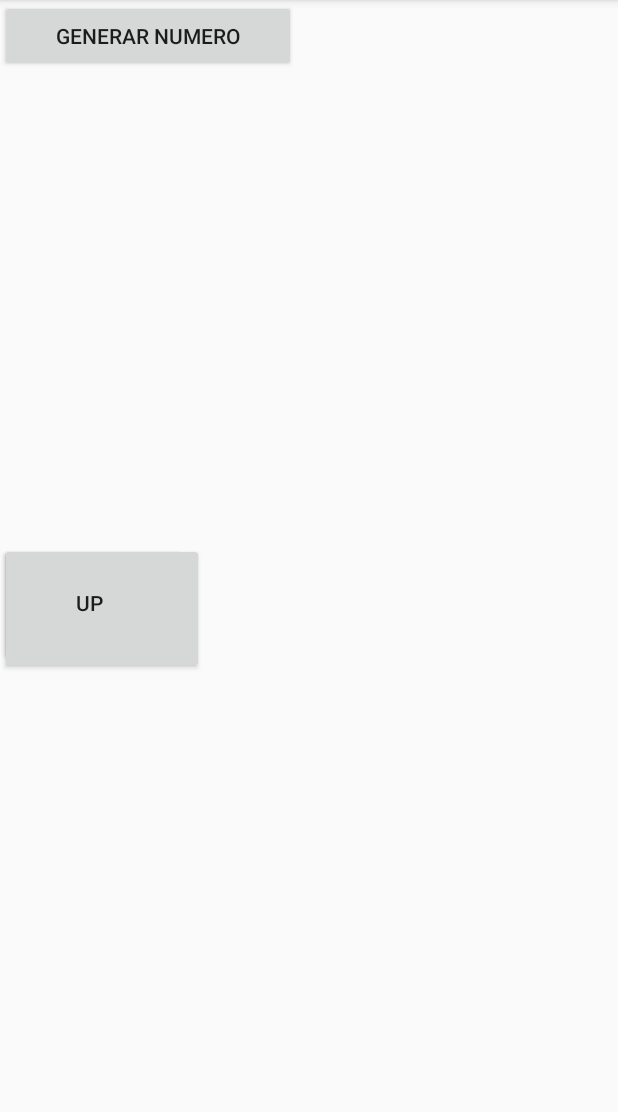
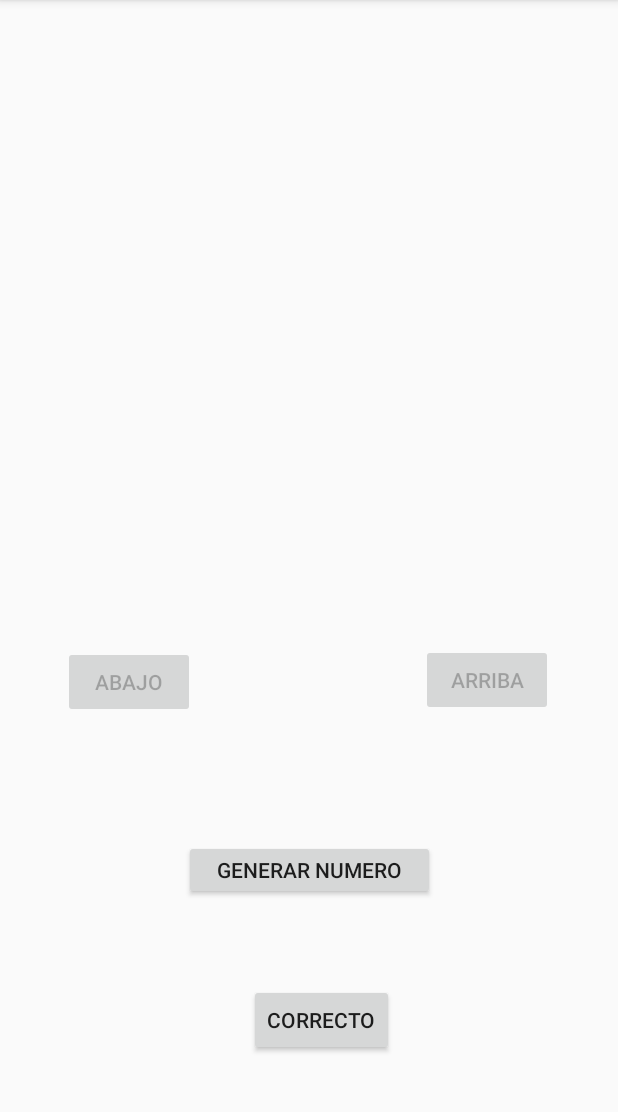
Before and after one commit to rey-echeverria7/randomNumber, an Android app: the screen it shows after launch (MainActivity), on a phone screen of 412 x 824 dp, the part 84-1196 px from its top. Run offline under Robolectric (Android 15) with nearby library versions, the phone set to English and light mode, and no system bars.

Commit message:
App "funcional" sin personalizacion

```diff
--- a/app/src/main/java/com/example/randomnumber/MainActivity.kt
+++ b/app/src/main/java/com/example/randomnumber/MainActivity.kt
@@ -10,19 +10,57 @@ class MainActivity : AppCompatActivity() {
 
     var counter: Int = 0
     var num:Int = 0
+    var auxa: Int = 100
+    var auxb: Int = 0
     override fun onCreate(savedInstanceState: Bundle?) {
         super.onCreate(savedInstanceState)
         setContentView(R.layout.activity_main)
 
         val etiqueta: TextView = findViewById(R.id.etiqueta) as TextView
         val down: Button = findViewById(R.id.down) as Button
+        down.isEnabled = false
         val up: Button = findViewById(R.id.up) as Button
+        up.isEnabled = false
         val generate: Button = findViewById(R.id.generate) as Button
 
+        val correcto:Button = findViewById(R.id.correcto)as Button
+
         generate.setOnClickListener{
-            num = Random.nextInt(0,100)
+
+                num = Random.nextInt(0,100)
+                etiqueta.setText(""+num+"")
+
+                up.isEnabled = true
+                down.isEnabled = true
+
+        }
+
+        up.setOnClickListener{
+
+            auxb = num
+
+            num = Random.nextInt(auxb,auxa)
+            etiqueta.setText(""+num+"")
+
+
+        }
+
+        down.setOnClickListener{
+            auxa = num
+
+            num = Random.nextInt(auxb,auxa)
              etiqueta.setText(""+num+"")
         }
 
+        correcto.setOnClickListener{
+            up.isEnabled=false
+            down.isEnabled = false
+            num = 0
+            etiqueta.setText("$num")
+            auxa = 100
+            auxb=0
+        }
+
+
     }
 }
--- a/app/src/main/res/layout/activity_main.xml
+++ b/app/src/main/res/layout/activity_main.xml
@@ -1,46 +1,96 @@
 <?xml version="1.0" encoding="utf-8"?>
-<androidx.constraintlayout.widget.ConstraintLayout
-    xmlns:android="http://schemas.android.com/apk/res/android"
+<androidx.constraintlayout.widget.ConstraintLayout xmlns:android="http://schemas.android.com/apk/res/android"
+    xmlns:app="http://schemas.android.com/apk/res-auto"
     xmlns:tools="http://schemas.android.com/tools"
-    xmlns:app="http://schemas.android.com/apk/res-auto"
     android:layout_width="match_parent"
     android:layout_height="match_parent"
     tools:context=".MainActivity">
 
     <TextView
-        android:id="@+id/etiqueta"
-        android:layout_width="103dp"
-        android:layout_height="64dp"
-        app:layout_constraintBottom_toBottomOf="parent"
-        app:layout_constraintLeft_toLeftOf="parent"
-        app:layout_constraintRight_toRightOf="parent"
-        app:layout_constraintTop_toTopOf="parent"
-        app:layout_constraintVertical_bias="0.338" />
+        android:id="@+id/aux2"
+        android:layout_width="wrap_content"
+        android:layout_height="wrap_content"
+        tools:layout_editor_absoluteX="310dp"
+        tools:layout_editor_absoluteY="291dp" />
+
+    <androidx.constraintlayout.widget.Guideline
+        android:id="@+id/guideline"
+        android:layout_width="wrap_content"
+        android:layout_height="wrap_content"
+        android:orientation="vertical"
+        app:layout_constraintGuide_begin="215dp" />
+
+    <androidx.constraintlayout.widget.Guideline
+        android:id="@+id/guideline2"
+        android:layout_width="wrap_content"
+        android:layout_height="wrap_content"
+        android:orientation="horizontal"
+        app:layout_constraintGuide_begin="365dp" />
 
     <Button
         android:id="@+id/down"
-        android:layout_width="136dp"
-        android:layout_height="87dp"
-        android:layout_marginTop="60dp"
-        android:text="Down"
+        android:layout_width="wrap_content"
+        android:layout_height="wrap_content"
+        android:layout_marginTop="100dp"
+        android:text="Abajo"
+        app:layout_constraintBottom_toTopOf="@+id/generate"
+        app:layout_constraintEnd_toStartOf="@+id/guideline"
+        app:layout_constraintHorizontal_bias="0.33"
+        app:layout_constraintStart_toStartOf="parent"
         app:layout_constraintTop_toBottomOf="@+id/etiqueta"
-        tools:layout_editor_absoluteX="72dp" />
+        app:layout_constraintVertical_bias="0.019" />
 
     <Button
         android:id="@+id/up"
-        android:layout_width="123dp"
-        android:layout_height="80dp"
-        android:layout_marginTop="60dp"
-        android:text="UP "
-        app:layout_constraintTop_toBottomOf="@+id/etiqueta"
-        tools:layout_editor_absoluteX="379dp" />
+        android:layout_width="wrap_content"
+        android:layout_height="wrap_content"
+        android:layout_marginTop="100dp"
+        android:text="Arriba"
+        app:layout_constraintEnd_toEndOf="parent"
+        app:layout_constraintHorizontal_bias="0.601"
+        app:layout_constraintStart_toStartOf="@+id/guideline"
+        app:layout_constraintTop_toBottomOf="@+id/etiqueta" />
 
     <Button
         android:id="@+id/generate"
-        android:layout_width="197dp"
-        android:layout_height="48dp"
-        android:text="Generar Numero"
-        tools:layout_editor_absoluteX="201dp"
-        tools:layout_editor_absoluteY="525dp" />
+        android:layout_width="167dp"
+        android:layout_height="40dp"
+        android:layout_marginBottom="168dp"
+        android:text="Generar numero"
+        app:layout_constraintBottom_toBottomOf="parent"
+        app:layout_constraintEnd_toEndOf="parent"
+        app:layout_constraintStart_toStartOf="parent" />
 
+    <TextView
+        android:id="@+id/etiqueta"
+        android:layout_width="108dp"
+        android:layout_height="46dp"
+        android:layout_marginStart="144dp"
+        android:layout_marginTop="212dp"
+        app:layout_constraintBottom_toBottomOf="parent"
+        app:layout_constraintEnd_toEndOf="parent"
+        app:layout_constraintHorizontal_bias="0.178"
+        app:layout_constraintStart_toStartOf="parent"
+        app:layout_constraintTop_toTopOf="parent"
+        app:layout_constraintVertical_bias="0.14" />
+
+    <Button
+        android:id="@+id/correcto"
+        android:layout_width="wrap_content"
+        android:layout_height="wrap_content"
+        android:layout_marginTop="56dp"
+        android:text="Correcto"
+        app:layout_constraintBottom_toBottomOf="parent"
+        app:layout_constraintEnd_toEndOf="parent"
+        app:layout_constraintHorizontal_bias="0.526"
+        app:layout_constraintStart_toStartOf="parent"
+        app:layout_constraintTop_toBottomOf="@+id/generate"
+        app:layout_constraintVertical_bias="0.0" />
+
+    <TextView
+        android:id="@+id/aux1"
+        android:layout_width="wrap_content"
+        android:layout_height="wrap_content"
+        tools:layout_editor_absoluteX="57dp"
+        tools:layout_editor_absoluteY="291dp" />
 </androidx.constraintlayout.widget.ConstraintLayout>
```
